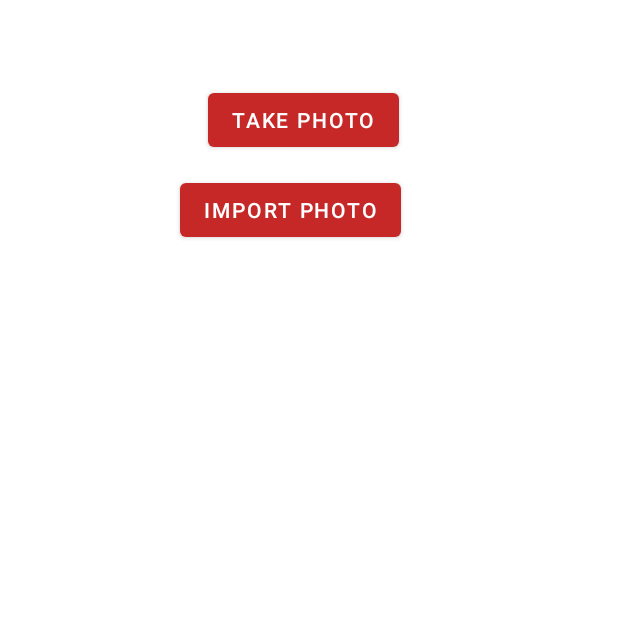
After one commit to barb-n-co/event-moi-ca, an Android app: the fragment PhotoFragment shown on its own in the app's theme, on a phone screen of 412 x 824 dp, the top half of it. The commit adds this screen. Run offline under Robolectric (Android 15) with nearby library versions, the phone set to English and light mode, and no system bars; our stand-ins replace RxJava; libraries missing offline, so code that uses them is left out: org.kodein.di.

Commit message:
fix: convert activity to fragment

```diff
--- a/app/src/main/res/layout/activity_main.xml
+++ b/app/src/main/res/layout/activity_main.xml
@@ -42,6 +42,7 @@
             android:layout_height="match_parent"
             app:defaultNavHost="false"
             app:navGraph="@navigation/navigation_home" />
+
     </FrameLayout>
 
 </androidx.constraintlayout.widget.ConstraintLayout>
--- /dev/null
+++ b/app/src/main/res/layout/fragment_photo.xml
@@ -0,0 +1,40 @@
+<?xml version="1.0" encoding="utf-8"?>
+<androidx.constraintlayout.widget.ConstraintLayout
+        xmlns:android="http://schemas.android.com/apk/res/android"
+        xmlns:tools="http://schemas.android.com/tools"
+        xmlns:app="http://schemas.android.com/apk/res-auto"
+        android:layout_width="match_parent"
+        android:layout_height="match_parent"
+        tools:context=".ui.activity.PhotoActivity">
+
+    <Button
+            android:id="@+id/btn_take_photo"
+            android:layout_width="wrap_content"
+            android:layout_height="wrap_content"
+            android:text="Take Photo"
+            app:layout_constraintEnd_toEndOf="parent" android:layout_marginEnd="132dp"
+            app:layout_constraintStart_toStartOf="parent"
+            android:layout_marginStart="8dp" app:layout_constraintTop_toTopOf="parent" android:layout_marginTop="56dp"
+            app:layout_constraintHorizontal_bias="0.901"/>
+    <Button
+            android:id="@+id/btn_import_photo"
+            android:layout_width="wrap_content"
+            android:layout_height="wrap_content"
+            android:text="Import Photo"
+            app:layout_constraintEnd_toEndOf="parent" android:layout_marginEnd="132dp"
+            app:layout_constraintStart_toStartOf="parent"
+            android:layout_marginStart="8dp" app:layout_constraintTop_toTopOf="parent" android:layout_marginTop="116dp"
+            app:layout_constraintHorizontal_bias="0.901"/>
+
+    <ImageView
+            android:id="@+id/imgv_capture_image_preview"
+            android:layout_width="271dp"
+            android:layout_height="398dp"
+
+            app:layout_constraintEnd_toEndOf="parent"
+            android:layout_marginEnd="68dp" app:layout_constraintStart_toStartOf="parent"
+            android:layout_marginStart="8dp" android:layout_marginBottom="132dp"
+            app:layout_constraintBottom_toBottomOf="parent" app:layout_constraintHorizontal_bias="0.781"
+            android:layout_marginTop="8dp" app:layout_constraintTop_toBottomOf="@+id/btn_import_photo"
+            app:layout_constraintVertical_bias="1.0"/>
+</androidx.constraintlayout.widget.ConstraintLayout>
```
Also changed, not shown: app/src/main/java/com/example/event_app/ui/fragment/PhotoFragment.kt (added, +153 -0 lines), app/src/main/res/navigation/navigation_photo.xml (added, +14 -0 lines).
